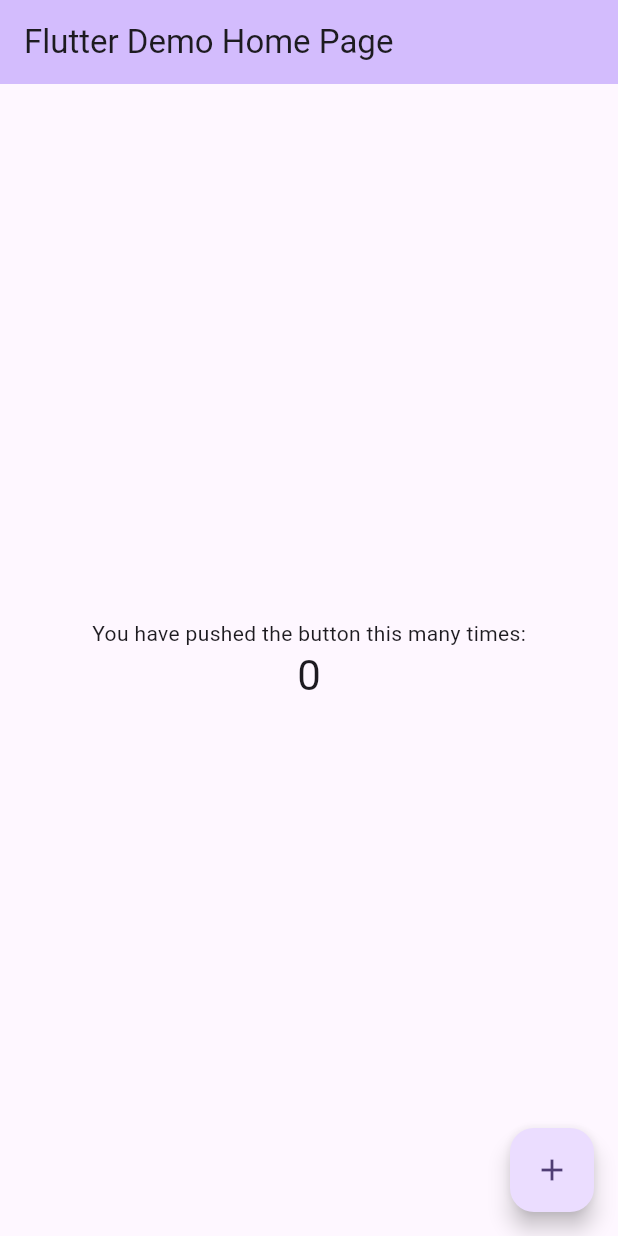
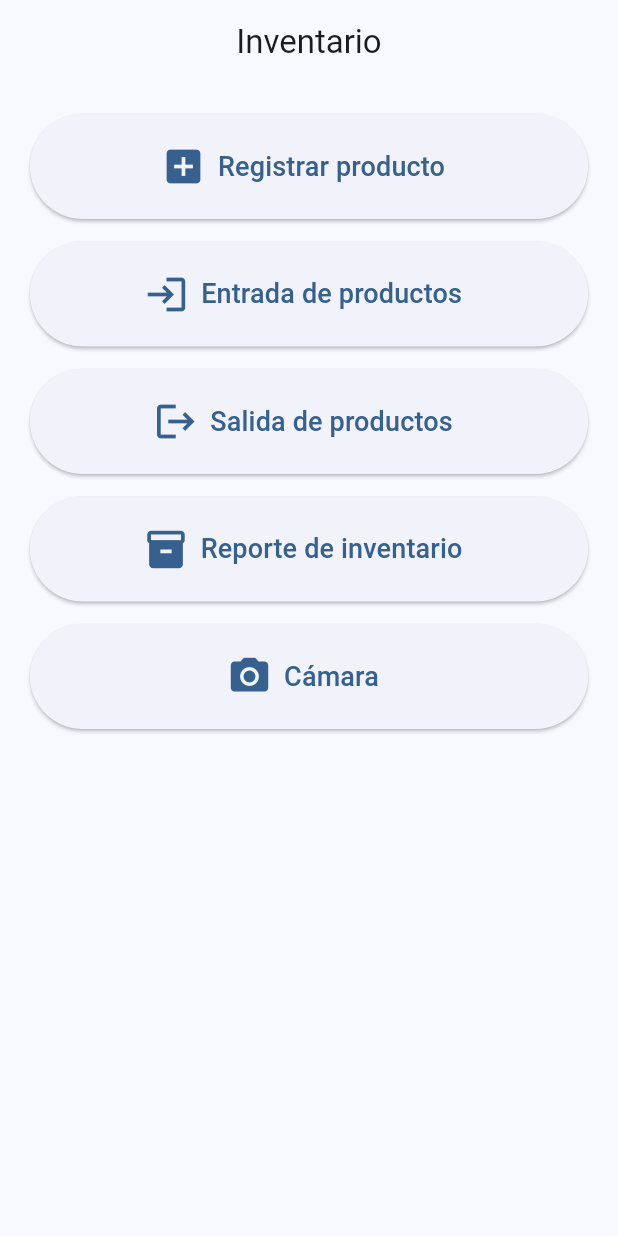
Before and after one commit to hannjimnz/inventario_barras_flutter, a Flutter app: the screen it shows after launch, on a phone screen of 412 x 824 dp. Run offline on Flutter 3.47's test engine with Material 3 defaults, Android fonts, the phone set to English and light mode, and no system bars; our stand-ins replace sqflite; accounts and stored records are empty.

Commit message:
modificamos el main y la pantalla principal

```diff
--- a/lib/main.dart
+++ b/lib/main.dart
@@ -1,121 +1,30 @@
 import 'package:flutter/material.dart';
+import 'package:provider/provider.dart';
+
+import 'providers/inventario_provider.dart';
+import 'screens/home_screen.dart';
 
 void main() {
-  runApp(const MyApp());
+  runApp(const CodigoBarrasApp());
 }
 
-class MyApp extends StatelessWidget {
-  const MyApp({super.key});
-
-  // This widget is the root of your application.
-  @override
-  Widget build(BuildContext context) {
-    return MaterialApp(
-      title: 'Flutter Demo',
-      theme: ThemeData(
-        // This is the theme of your application.
-        //
-        // TRY THIS: Try running your application with "flutter run". You'll see
-        // the application has a purple toolbar. Then, without quitting the app,
-        // try changing the seedColor in the colorScheme below to Colors.green
-        // and then invoke "hot reload" (save your changes or press the "hot
-        // reload" button in a Flutter-supported IDE, or press "r" if you used
-        // the command line to start the app).
-        //
-        // Notice that the counter didn't reset back to zero; the application
-        // state is not lost during the reload. To reset the state, use hot
-        // restart instead.
-        //
-        // This works for code too, not just values: Most code changes can be
-        // tested with just a hot reload.
-        colorScheme: .fromSeed(seedColor: Colors.deepPurple),
-      ),
-      home: const MyHomePage(title: 'Flutter Demo Home Page'),
-    );
-  }
-}
-
-class MyHomePage extends StatefulWidget {
-  const MyHomePage({super.key, required this.title});
-
-  // This widget is the home page of your application. It is stateful, meaning
-  // that it has a State object (defined below) that contains fields that affect
-  // how it looks.
-
-  // This class is the configuration for the state. It holds the values (in this
-  // case the title) provided by the parent (in this case the App widget) and
-  // used by the build method of the State. Fields in a Widget subclass are
-  // always marked "final".
-
-  final String title;
-
-  @override
-  State<MyHomePage> createState() => _MyHomePageState();
-}
-
-class _MyHomePageState extends State<MyHomePage> {
-  int _counter = 0;
-
-  void _incrementCounter() {
-    setState(() {
-      // This call to setState tells the Flutter framework that something has
-      // changed in this State, which causes it to rerun the build method below
-      // so that the display can reflect the updated values. If we changed
-      // _counter without calling setState(), then the build method would not be
-      // called again, and so nothing would appear to happen.
-      _counter++;
-    });
-  }
+class CodigoBarrasApp extends StatelessWidget {
+  const CodigoBarrasApp({super.key});
 
   @override
   Widget build(BuildContext context) {
-    // This method is rerun every time setState is called, for instance as done
-    // by the _incrementCounter method above.
-    //
-    // The Flutter framework has been optimized to make rerunning build methods
-    // fast, so that you can just rebuild anything that needs updating rather
-    // than having to individually change instances of widgets.
-    return Scaffold(
-      appBar: AppBar(
-        // TRY THIS: Try changing the color here to a specific color (to
-        // Colors.amber, perhaps?) and trigger a hot reload to see the AppBar
-        // change color while the other colors stay the same.
-        backgroundColor: Theme.of(context).colorScheme.inversePrimary,
-        // Here we take the value from the MyHomePage object that was created by
-        // the App.build method, and use it to set our appbar title.
-        title: Text(widget.title),
-      ),
-      body: Center(
-        // Center is a layout widget. It takes a single child and positions it
-        // in the middle of the parent.
-        child: Column(
-          // Column is also a layout widget. It takes a list of children and
-          // arranges them vertically. By default, it sizes itself to fit its
-          // children horizontally, and tries to be as tall as its parent.
-          //
-          // Column has various properties to control how it sizes itself and
-          // how it positions its children. Here we use mainAxisAlignment to
-          // center the children vertically; the main axis here is the vertical
-          // axis because Columns are vertical (the cross axis would be
-          // horizontal).
-          //
-          // TRY THIS: Invoke "debug painting" (choose the "Toggle Debug Paint"
-          // action in the IDE, or press "p" in the console), to see the
-          // wireframe for each widget.
-          mainAxisAlignment: .center,
-          children: [
-            const Text('You have pushed the button this many times:'),
-            Text(
-              '$_counter',
-              style: Theme.of(context).textTheme.headlineMedium,
-            ),
-          ],
+    return ChangeNotifierProvider(
+      create: (_) => InventarioProvider(),
+      child: MaterialApp(
+        debugShowCheckedModeBanner: false,
+        title: 'Inventario',
+
+        theme: ThemeData(
+          colorSchemeSeed: Colors.blue,
+          useMaterial3: true,
         ),
-      ),
-      floatingActionButton: FloatingActionButton(
-        onPressed: _incrementCounter,
-        tooltip: 'Increment',
-        child: const Icon(Icons.add),
+
+        home: const HomeScreen(),
       ),
     );
   }
--- a/lib/screens/home_screen.dart
+++ b/lib/screens/home_screen.dart
@@ -0,0 +1,71 @@
+import 'package:flutter/material.dart';
+
+class HomeScreen extends StatelessWidget {
+  const HomeScreen({super.key});
+
+  @override
+  Widget build(BuildContext context) {
+    return Scaffold(
+      appBar: AppBar(
+        title: const Text("Inventario"),
+        centerTitle: true,
+      ),
+      body: ListView(
+        padding: const EdgeInsets.all(20),
+        children: [
+          _menuButton(
+            context,
+            "Registrar producto",
+            Icons.add_box,
+          ),
+          const SizedBox(height: 15),
+
+          _menuButton(
+            context,
+            "Entrada de productos",
+            Icons.login,
+          ),
+          const SizedBox(height: 15),
+
+          _menuButton(
+            context,
+            "Salida de productos",
+            Icons.logout,
+          ),
+          const SizedBox(height: 15),
+
+          _menuButton(
+            context,
+            "Reporte de inventario",
+            Icons.inventory,
+          ),
+          const SizedBox(height: 15),
+
+          _menuButton(
+            context,
+            "Cámara",
+            Icons.camera_alt,
+          ),
+        ],
+      ),
+    );
+  }
+
+  Widget _menuButton(
+    BuildContext context,
+    String titulo,
+    IconData icono,
+  ) {
+    return SizedBox(
+      height: 70,
+      child: ElevatedButton.icon(
+        onPressed: () {},
+        icon: Icon(icono, size: 30),
+        label: Text(
+          titulo,
+          style: const TextStyle(fontSize: 18),
+        ),
+      ),
+    );
+  }
+}
```
